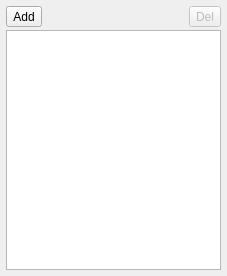
markus-wa/glmixer-mirror, file src/SnapshotManagerWidget.ui: the form before one commit.
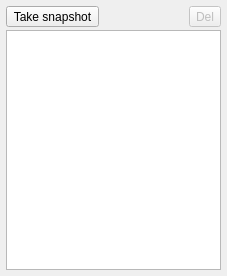
The form after the commit. Icons and pictures are not drawn.

Commit message: Cosmetic improvements on Snapshot Management Widget.

```diff
--- a/src/SnapshotManagerWidget.ui
+++ b/src/SnapshotManagerWidget.ui
@@ -40,7 +40,7 @@
         <string>Take a new snapshot</string>
        </property>
        <property name="text">
-        <string>Add</string>
+        <string>Take snapshot</string>
        </property>
        <property name="icon">
         <iconset resource="../icons.qrc">
@@ -52,6 +52,9 @@
          <height>24</height>
         </size>
        </property>
+       <property name="toolButtonStyle">
+        <enum>Qt::ToolButtonTextBesideIcon</enum>
+       </property>
       </widget>
      </item>
      <item>
```
Left out of the diff: 31 changed lines with no effect on the pictures. The commit also changes 7 other files.
